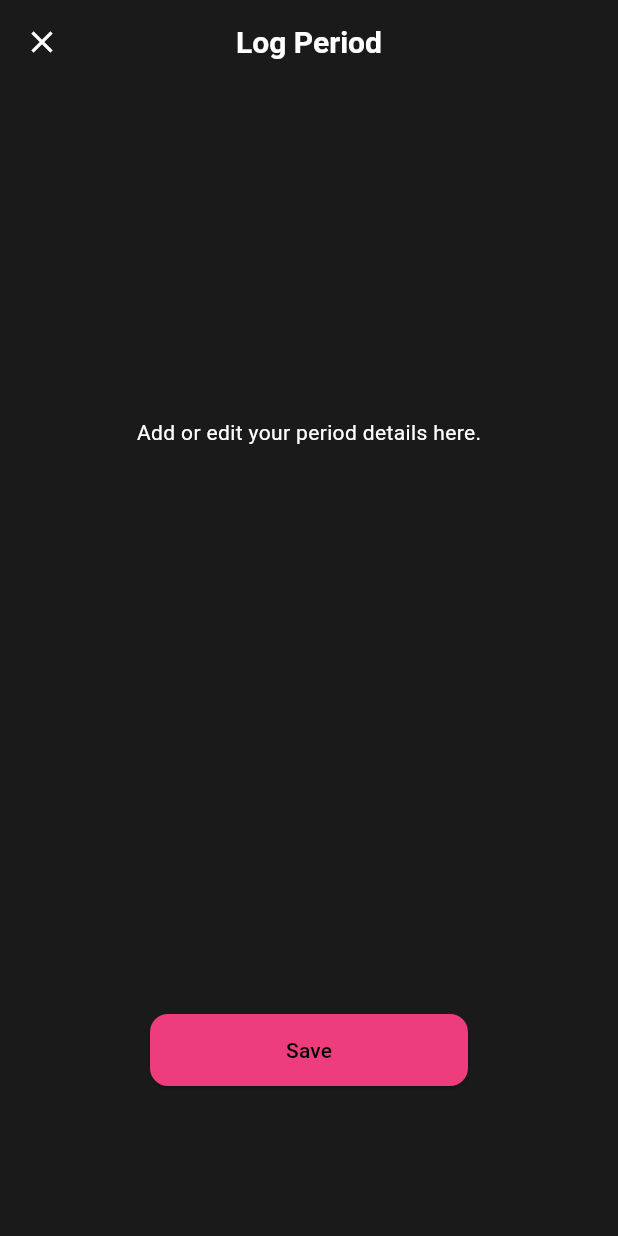
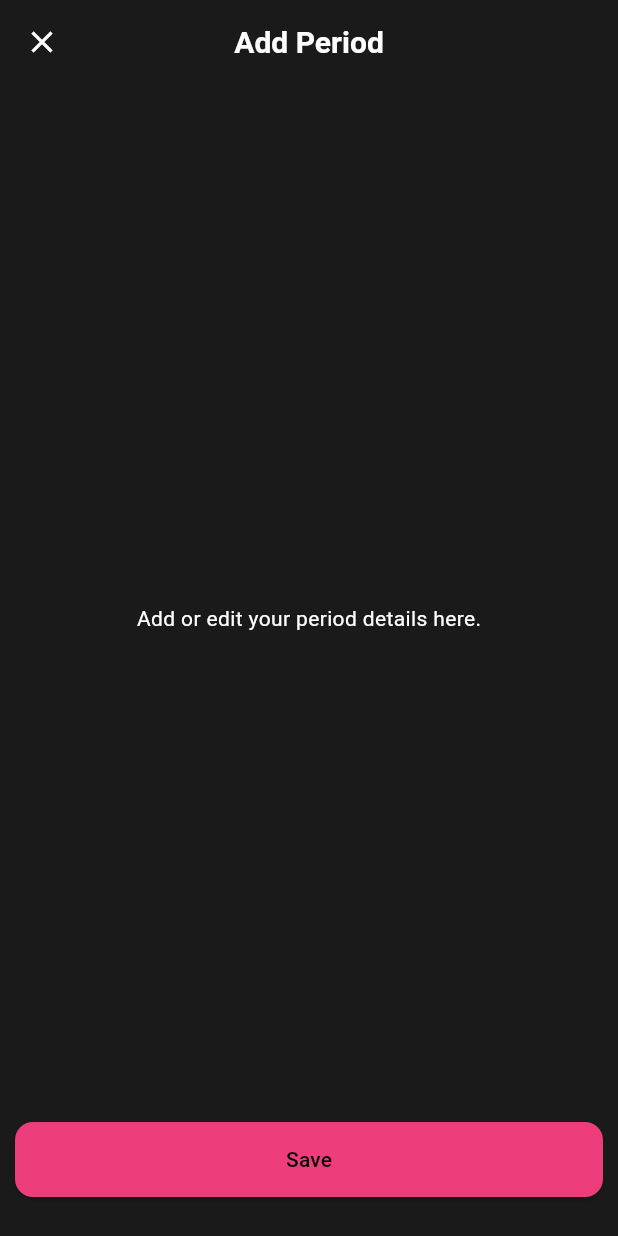
Before and after one commit to lebaaar/period_tracker, a Flutter app: the LogPeriodPage screen opened by its route, on a phone screen of 412 x 824 dp. Run offline on Flutter 3.47's test engine with Material 3 defaults, Android fonts, the phone set to English and light mode, and no system bars; our stand-ins replace go_router.

Commit message:
log period button

```diff
--- a/lib/log_period_page.dart
+++ b/lib/log_period_page.dart
@@ -15,7 +15,10 @@ class LogPeriodPage extends StatelessWidget {
       appBar: AppBar(
         backgroundColor: Colors.transparent,
         elevation: 0,
-        title: const Text('Log Period', style: TextStyle(color: Colors.white)),
+        title: const Text(
+          'Add Period',
+          style: TextStyle(color: Colors.white),
+        ), // or edit period if editing
         centerTitle: true,
         leading: IconButton(
           icon: const Icon(Icons.close),
@@ -24,11 +27,10 @@ class LogPeriodPage extends StatelessWidget {
         ),
       ),
       body: const Center(child: Text('Add or edit your period details here.')),
-      bottomNavigationBar: Padding(
-        padding: const EdgeInsets.all(100.0),
-        child: SizedBox(
-          width: double.infinity,
-          height: 48,
+      floatingActionButtonLocation: FloatingActionButtonLocation.centerFloat,
+      floatingActionButton: Container(
+        height: 50,
+        margin: const EdgeInsets.all(10),
         child: ElevatedButton(
           onPressed: () => _onSave(context),
           style: ElevatedButton.styleFrom(
@@ -38,8 +40,7 @@ class LogPeriodPage extends StatelessWidget {
               borderRadius: BorderRadius.circular(12),
             ),
           ),
-            child: const Text('Save'),
-          ),
+          child: const Center(child: Text('Save')),
         ),
       ),
     );
```
Lines whose indentation alone changed are shown as unchanged.
